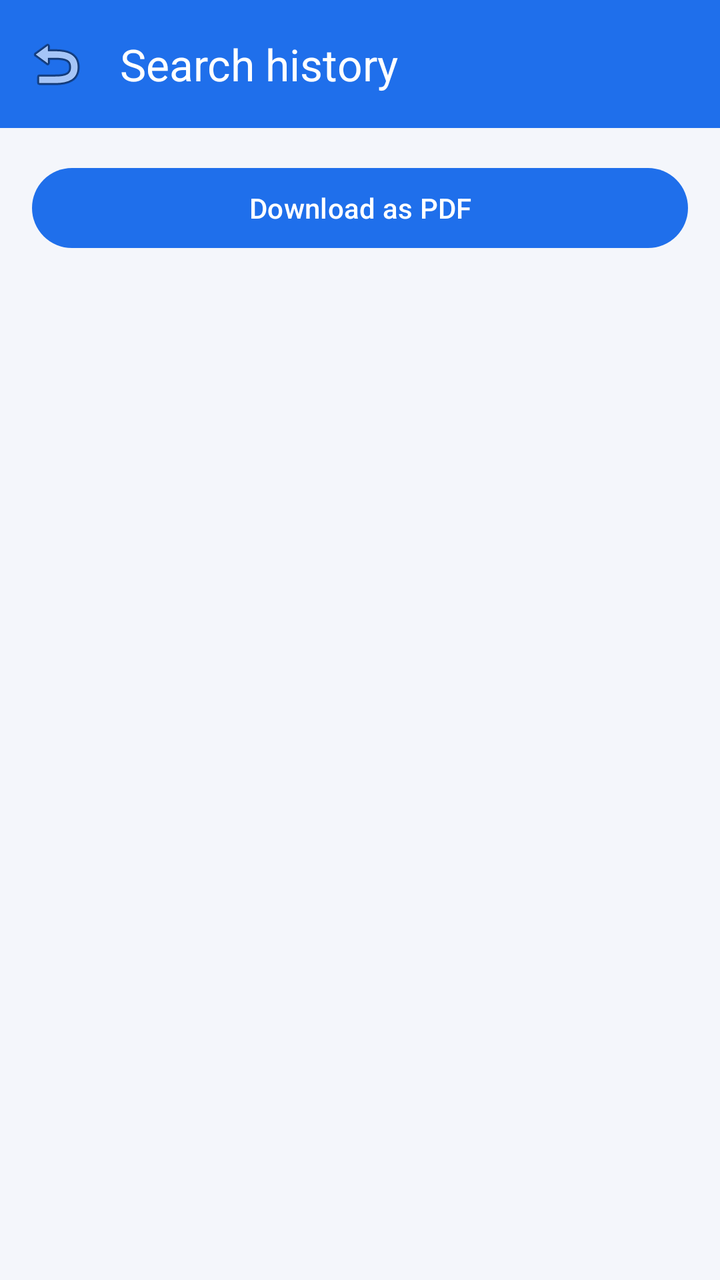
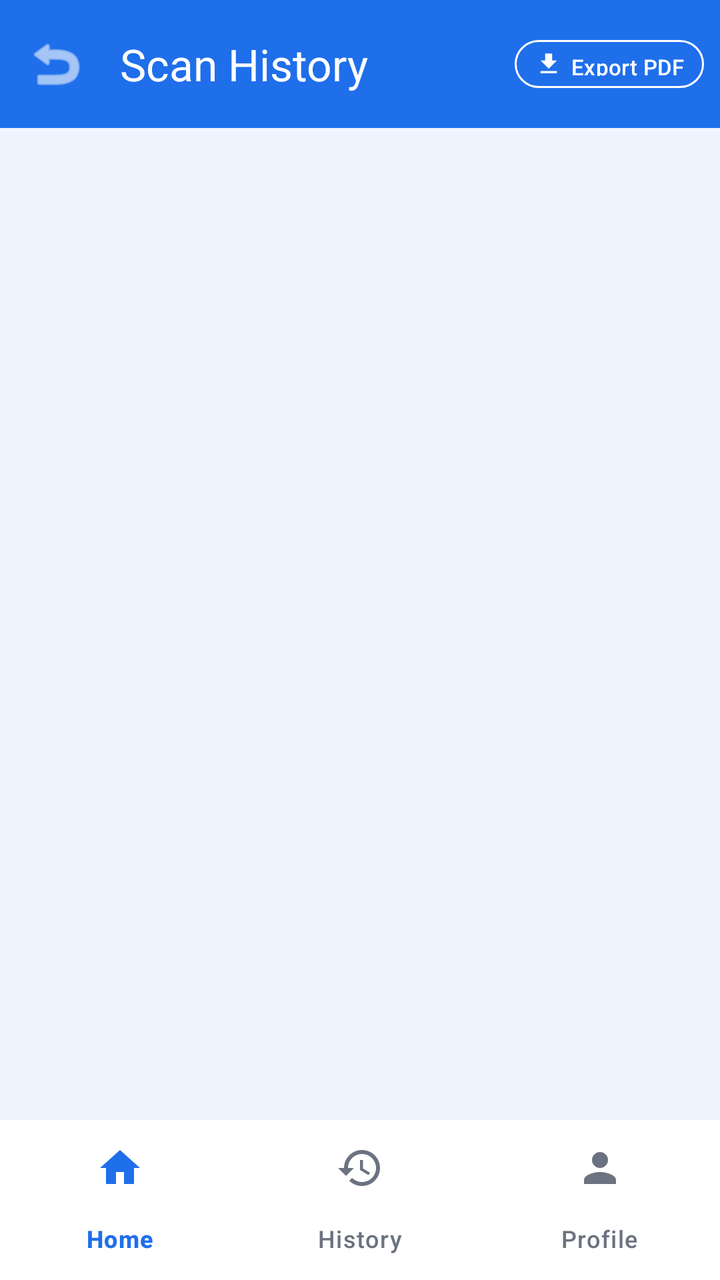

The first picture is an Android layout as it rendered before a commit; the second is the same layout after the commit. The layout source and the unified diff follow.
<!-- AndroidManifest.xml: application theme Theme.PhishingDetector -->
<!-- res/layout/activity_history.xml -->
<?xml version="1.0" encoding="utf-8"?>
<LinearLayout xmlns:android="http://schemas.android.com/apk/res/android"
    xmlns:app="http://schemas.android.com/apk/res-auto"
    android:layout_width="match_parent" android:layout_height="match_parent"
    android:orientation="vertical">
    <com.google.android.material.appbar.MaterialToolbar
        android:id="@+id/toolbar" android:layout_width="match_parent"
        android:layout_height="?attr/actionBarSize" android:background="@color/primary"
        app:title="Search history" app:titleTextColor="@color/white"
        app:navigationIcon="@android:drawable/ic_menu_revert"/>

    <com.google.android.material.button.MaterialButton
        android:id="@+id/btnDownloadPdf" android:layout_width="match_parent"
        android:layout_height="wrap_content" android:text="Download as PDF"
        android:layout_margin="16dp"/>

    <ProgressBar android:id="@+id/progress" android:layout_width="wrap_content"
        android:layout_height="wrap_content" android:layout_gravity="center"
        android:visibility="gone"/>

    <TextView android:id="@+id/tvEmpty" android:layout_width="match_parent"
        android:layout_height="wrap_content" android:text="No checks yet."
        android:gravity="center" android:padding="32dp" android:textColor="@color/text_muted"
        android:visibility="gone"/>

    <androidx.recyclerview.widget.RecyclerView
        android:id="@+id/recycler" android:layout_width="match_parent"
        android:layout_height="match_parent" android:padding="8dp"/>
</LinearLayout>
<!-- resources referenced by this layout -->
<resources>
  <color name="primary">#1F6FEB</color>
  <color name="text_muted">#6B7280</color>
  <color name="white">#FFFFFF</color>
  <style name="Theme.PhishingDetector" parent="Theme.Material3.Light.NoActionBar">
          <item name="colorPrimary">@color/primary</item>
          <item name="colorPrimaryDark">@color/primary_dark</item>
          <item name="colorOnPrimary">@color/white</item>
          <item name="android:windowBackground">@color/bg</item>
          <item name="android:statusBarColor" tools:targetApi="l">@color/primary_dark</item>
      </style>
  <color name="primary_dark">#1A5FD0</color>
  <color name="bg">#F4F6FB</color>
</resources>

<!-- the commit's change to res/layout/activity_history.xml (unified diff, before → after) -->
@@ -1,29 +1,126 @@
 <?xml version="1.0" encoding="utf-8"?>
-<LinearLayout xmlns:android="http://schemas.android.com/apk/res/android"
+<androidx.coordinatorlayout.widget.CoordinatorLayout
+    xmlns:android="http://schemas.android.com/apk/res/android"
     xmlns:app="http://schemas.android.com/apk/res-auto"
-    android:layout_width="match_parent" android:layout_height="match_parent"
-    android:orientation="vertical">
-    <com.google.android.material.appbar.MaterialToolbar
-        android:id="@+id/toolbar" android:layout_width="match_parent"
-        android:layout_height="?attr/actionBarSize" android:background="@color/primary"
-        app:title="Search history" app:titleTextColor="@color/white"
-        app:navigationIcon="@android:drawable/ic_menu_revert"/>
+    android:layout_width="match_parent"
+    android:layout_height="match_parent"
+    android:background="@color/bg">
 
-    <com.google.android.material.button.MaterialButton
-        android:id="@+id/btnDownloadPdf" android:layout_width="match_parent"
-        android:layout_height="wrap_content" android:text="Download as PDF"
-        android:layout_margin="16dp"/>
+    <com.google.android.material.appbar.AppBarLayout
+        android:layout_width="match_parent"
+        android:layout_height="wrap_content"
+        android:background="@color/primary"
+        app:elevation="4dp">
 
-    <ProgressBar android:id="@+id/progress" android:layout_width="wrap_content"
-        android:layout_height="wrap_content" android:layout_gravity="center"
-        android:visibility="gone"/>
+        <com.google.android.material.appbar.MaterialToolbar
+            android:id="@+id/toolbar"
+            android:layout_width="match_parent"
+            android:layout_height="?attr/actionBarSize"
+            app:navigationIcon="@android:drawable/ic_menu_revert"
+            app:navigationIconTint="@color/white"
+            app:title="Scan History"
+            app:titleTextColor="@color/white">
 
-    <TextView android:id="@+id/tvEmpty" android:layout_width="match_parent"
-        android:layout_height="wrap_content" android:text="No checks yet."
-        android:gravity="center" android:padding="32dp" android:textColor="@color/text_muted"
-        android:visibility="gone"/>
+            <com.google.android.material.button.MaterialButton
+                android:id="@+id/btnDownloadPdf"
+                android:layout_width="wrap_content"
+                android:layout_height="32dp"
+                android:layout_gravity="end"
+                android:layout_marginEnd="8dp"
+                android:text="Export PDF"
+                android:textSize="11sp"
+                android:textColor="@color/white"
+                android:minWidth="0dp"
+                android:paddingHorizontal="10dp"
+                style="@style/Widget.Material3.Button.OutlinedButton"
+                app:strokeColor="@color/white"
+                app:icon="@drawable/ic_download"
+                app:iconTint="@color/white"
+                app:iconSize="14dp"
+                app:iconGravity="textStart"
+                app:iconPadding="4dp"/>
 
-    <androidx.recyclerview.widget.RecyclerView
-        android:id="@+id/recycler" android:layout_width="match_parent"
-        android:layout_height="match_parent" android:padding="8dp"/>
-</LinearLayout>
+        </com.google.android.material.appbar.MaterialToolbar>
+    </com.google.android.material.appbar.AppBarLayout>
+
+    <androidx.constraintlayout.widget.ConstraintLayout
+        android:layout_width="match_parent"
+        android:layout_height="match_parent"
+        app:layout_behavior="@string/appbar_scrolling_view_behavior"
+        android:paddingBottom="58dp">
+
+        <ProgressBar
+            android:id="@+id/progress"
+            android:layout_width="wrap_content"
+            android:layout_height="wrap_content"
+            android:visibility="gone"
+            app:layout_constraintTop_toTopOf="parent"
+            app:layout_constraintStart_toStartOf="parent"
+            app:layout_constraintEnd_toEndOf="parent"
+            android:layout_marginTop="24dp"/>
+
+        
+        <LinearLayout
+            android:id="@+id/layoutEmpty"
+            android:layout_width="wrap_content"
+            android:layout_height="wrap_content"
+            android:orientation="vertical"
+            android:gravity="center"
+            android:visibility="gone"
+            app:layout_constraintTop_toTopOf="parent"
+            app:layout_constraintBottom_toBottomOf="parent"
+            app:layout_constraintStart_toStartOf="parent"
+            app:layout_constraintEnd_toEndOf="parent">
+
+            <ImageView
+                android:layout_width="56dp"
+                android:layout_height="56dp"
+                android:src="@drawable/ic_nav_history"
+                app:tint="#CCCCCC"
+                android:layout_marginBottom="10dp"/>
+
+            <TextView
+                android:id="@+id/tvEmpty"
+                android:layout_width="wrap_content"
+                android:layout_height="wrap_content"
+                android:text="No scans yet"
+                android:textSize="16sp"
+                android:textStyle="bold"
+                android:textColor="@color/text_muted"/>
+
+            <TextView
+                android:layout_width="wrap_content"
+                android:layout_height="wrap_content"
+                android:text="Your URL scan history will appear here"
+                android:textSize="12sp"
+                android:textColor="@color/text_muted"
+                android:layout_marginTop="4dp"/>
+
+        </LinearLayout>
+
+        <androidx.recyclerview.widget.RecyclerView
+            android:id="@+id/recycler"
+            android:layout_width="0dp"
+            android:layout_height="0dp"
+            android:padding="6dp"
+            android:clipToPadding="false"
+            app:layout_constraintTop_toTopOf="parent"
+            app:layout_constraintBottom_toBottomOf="parent"
+            app:layout_constraintStart_toStartOf="parent"
+            app:layout_constraintEnd_toEndOf="parent"/>
+
+    </androidx.constraintlayout.widget.ConstraintLayout>
+
+    <com.google.android.material.bottomnavigation.BottomNavigationView
+        android:id="@+id/bottomNav"
+        android:layout_width="match_parent"
+        android:layout_height="wrap_content"
+        android:layout_gravity="bottom"
+        android:background="@color/surface"
+        app:menu="@menu/bottom_nav"
+        app:itemIconTint="@color/nav_item_color"
+        app:itemTextColor="@color/nav_item_color"
+        app:labelVisibilityMode="labeled"
+        app:elevation="8dp"/>
+
+</androidx.coordinatorlayout.widget.CoordinatorLayout>
<!-- resource entries referenced after the edit -->
@@ -1,16 +1,34 @@
 <!-- resources referenced by this layout -->
 <resources>
   <color name="primary">#1F6FEB</color>
+  <color name="surface">#FFFFFF</color>
   <color name="text_muted">#6B7280</color>
   <color name="white">#FFFFFF</color>
+  <!-- drawable ic_download (drawable) -->
+  <?xml version="1.0" encoding="utf-8"?>
+  <vector xmlns:android="http://schemas.android.com/apk/res/android"
+      android:width="24dp" android:height="24dp"
+      android:viewportWidth="24" android:viewportHeight="24">
+      <path android:fillColor="@android:color/white"
+          android:pathData="M19,9h-4V3H9v6H5l7,7 7,-7zM5,18v2h14v-2H5z"/>
+  </vector>
+  <!-- drawable ic_nav_history (drawable) -->
+  <?xml version="1.0" encoding="utf-8"?>
+  <vector xmlns:android="http://schemas.android.com/apk/res/android"
+      android:width="24dp" android:height="24dp"
+      android:viewportWidth="24" android:viewportHeight="24">
+      <path android:fillColor="@android:color/black"
+          android:pathData="M13,3c-4.97,0-9,4.03-9,9H1l3.89,3.89 0.07,0.14L9,12H6c0,-3.87 3.13,-7 7,-7s7,3.13 7,7-3.13,7-7,7c-1.93,0-3.68,-0.79-4.94,-2.06l-1.42,1.42C8.27,19.99 10.51,21 13,21c4.97,0 9,-4.03 9,-9s-4.03,-9-9,-9zM12,8v5l4.28,2.54 0.72,-1.21-3.5,-2.08L13.5,8 12,8z"/>
+  </vector>
   <style name="Theme.PhishingDetector" parent="Theme.Material3.Light.NoActionBar">
           <item name="colorPrimary">@color/primary</item>
           <item name="colorPrimaryDark">@color/primary_dark</item>
           <item name="colorOnPrimary">@color/white</item>
           <item name="android:windowBackground">@color/bg</item>
           <item name="android:statusBarColor" tools:targetApi="l">@color/primary_dark</item>
+          <item name="android:forceDarkAllowed">false</item>
       </style>
-  <color name="primary_dark">#1A5FD0</color>
-  <color name="bg">#F4F6FB</color>
+  <color name="primary_dark">#1452C8</color>
+  <color name="bg">#F0F4FF</color>
 </resources>
 
